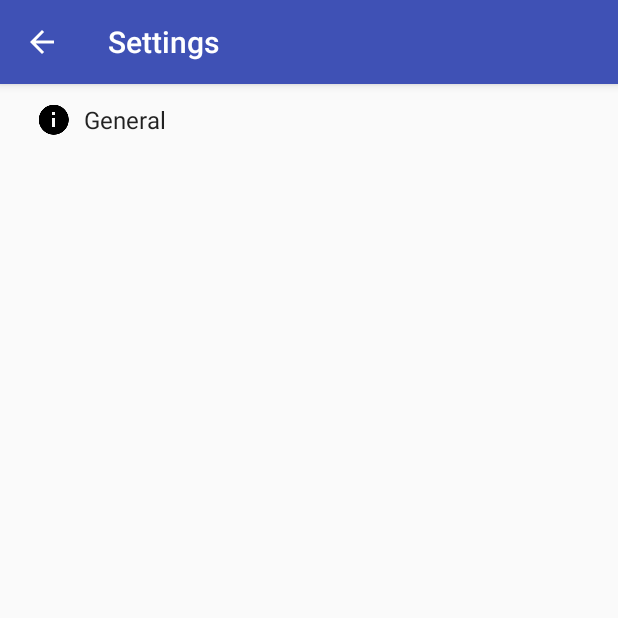
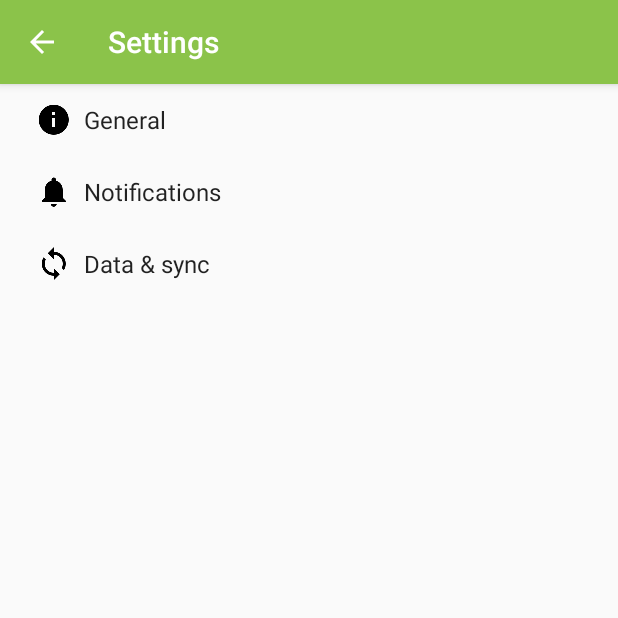
Before and after one commit to mcgowanb/android-timetables, an Android app: the SettingsActivity screen opened directly, with no data from a screen before it, on a phone screen of 412 x 824 dp, the top half of it. Run offline under Robolectric (Android 15) with nearby library versions, the phone set to English and light mode, and no system bars.

Commit message:
styling color changes added

```diff
--- a/app/src/main/java/com/mcgowan/timetable/itsligotimetables/SettingsActivity.java
+++ b/app/src/main/java/com/mcgowan/timetable/itsligotimetables/SettingsActivity.java
@@ -39,6 +39,7 @@ public class SettingsActivity extends AppCompatPreferenceActivity {
     protected void onCreate(Bundle savedInstanceState) {
         super.onCreate(savedInstanceState);
         setupActionBar();
+//        addPreferencesFromResource(R.xml.pref_general);
     }
 
     @Override
@@ -87,6 +88,7 @@ public class SettingsActivity extends AppCompatPreferenceActivity {
     @TargetApi(Build.VERSION_CODES.HONEYCOMB)
     public void onBuildHeaders(List<PreferenceActivity.Header> target) {
         loadHeadersFromResource(R.xml.pref_headers, target);
+//        loadHeadersFromResource(R.xml.pref_general, target);
     }
 
     /**
--- a/app/src/main/res/menu/detail.xml
+++ b/app/src/main/res/menu/detail.xml
@@ -6,9 +6,4 @@
         android:title="@string/action_share"
         app:showAsAction="always"
         app:actionProviderClass="android.support.v7.widget.ShareActionProvider" />
-    <item
-        android:id="@+id/action_settings"
-        android:orderInCategory="100"
-        android:title="@string/action_settings"
-        app:showAsAction="never" />
 </menu>
--- a/app/src/main/res/values/colors.xml
+++ b/app/src/main/res/values/colors.xml
@@ -1,6 +1,12 @@
 <?xml version="1.0" encoding="utf-8"?>
 <resources>
-    <color name="colorPrimary">#3F51B5</color>
-    <color name="colorPrimaryDark">#303F9F</color>
-    <color name="colorAccent">#FF4081</color>
+    <color name="colorPrimary">#8BC34A</color>
+    <!--<color name="colorPrimaryDark">#166B93</color>-->
+    <color name="colorPrimaryDark">#689F38</color>
+    <color name="colorPrimaryLight">#B5DA99</color>
+    <color name="colorAccent">#166B93</color>
+    <color name="colorPrimaryText">#212121</color>
+    <color name="colorSecondaryText">#727272</color>
+    <color name="icons">#212121</color>
+    <color name="divider">#B6B6B6</color>
 </resources>
--- a/app/src/main/res/xml/pref_headers.xml
+++ b/app/src/main/res/xml/pref_headers.xml
@@ -7,14 +7,14 @@
         android:icon="@drawable/ic_info_black_24dp"
         android:title="@string/pref_header_general" />
 
-    <!--<header-->
-        <!--android:fragment="com.mcgowan.timetable.itsligotimetables.SettingsActivity$NotificationPreferenceFragment"-->
-        <!--android:icon="@drawable/ic_notifications_black_24dp"-->
-        <!--android:title="@string/pref_header_notifications" />-->
+    <header
+        android:fragment="com.mcgowan.timetable.itsligotimetables.SettingsActivity$NotificationPreferenceFragment"
+        android:icon="@drawable/ic_notifications_black_24dp"
+        android:title="@string/pref_header_notifications" />
 
-    <!--<header-->
-        <!--android:fragment="com.mcgowan.timetable.itsligotimetables.SettingsActivity$DataSyncPreferenceFragment"-->
-        <!--android:icon="@drawable/ic_sync_black_24dp"-->
-        <!--android:title="@string/pref_header_data_sync" />-->
+    <header
+        android:fragment="com.mcgowan.timetable.itsligotimetables.SettingsActivity$DataSyncPreferenceFragment"
+        android:icon="@drawable/ic_sync_black_24dp"
+        android:title="@string/pref_header_data_sync" />
 
 </preference-headers>
```
Also changed, not shown: 1 other file.
